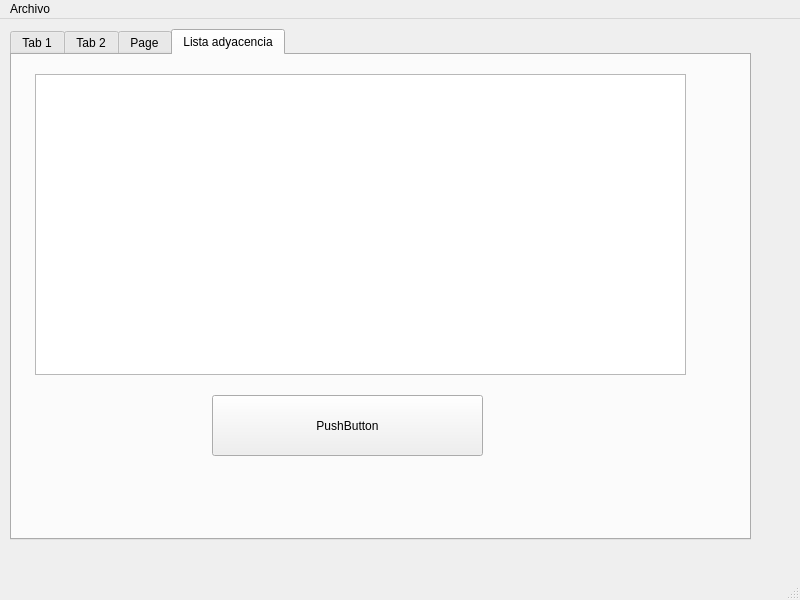
Qt form Nuerona/mainwindow.ui (GeraMG0809/Neurona) before a commit.
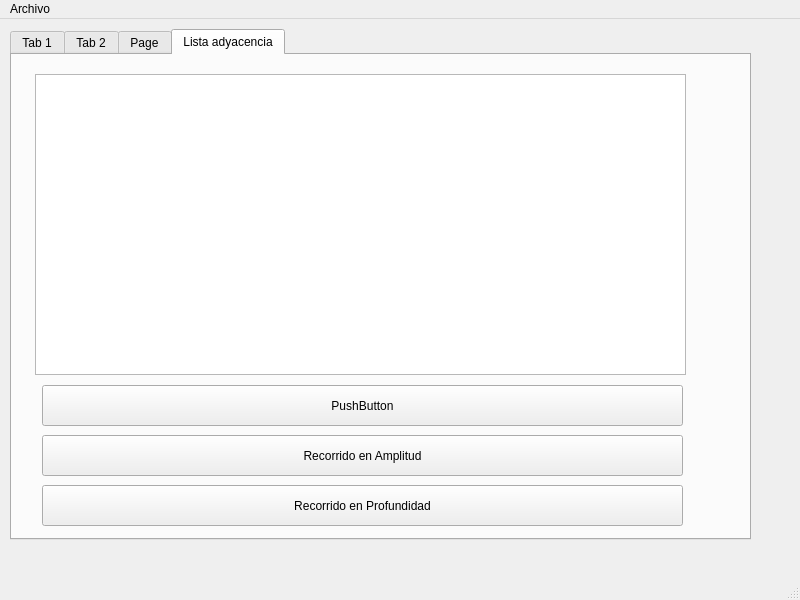
The same form after that commit.

Diff of the .ui file:
```diff
--- a/Nuerona/mainwindow.ui
+++ b/Nuerona/mainwindow.ui
@@ -376,16 +376,42 @@
      <widget class="QPushButton" name="pushButton_9">
       <property name="geometry">
        <rect>
-        <x>200</x>
-        <y>340</y>
-        <width>271</width>
-        <height>61</height>
+        <x>30</x>
+        <y>330</y>
+        <width>641</width>
+        <height>41</height>
        </rect>
       </property>
       <property name="text">
        <string>PushButton</string>
       </property>
      </widget>
+     <widget class="QPushButton" name="pushButton_10">
+      <property name="geometry">
+       <rect>
+        <x>30</x>
+        <y>380</y>
+        <width>641</width>
+        <height>41</height>
+       </rect>
+      </property>
+      <property name="text">
+       <string>Recorrido en Amplitud</string>
+      </property>
+     </widget>
+     <widget class="QPushButton" name="pushButton_11">
+      <property name="geometry">
+       <rect>
+        <x>30</x>
+        <y>430</y>
+        <width>641</width>
+        <height>41</height>
+       </rect>
+      </property>
+      <property name="text">
+       <string>Recorrido en Profundidad</string>
+      </property>
+     </widget>
     </widget>
    </widget>
   </widget>
```
